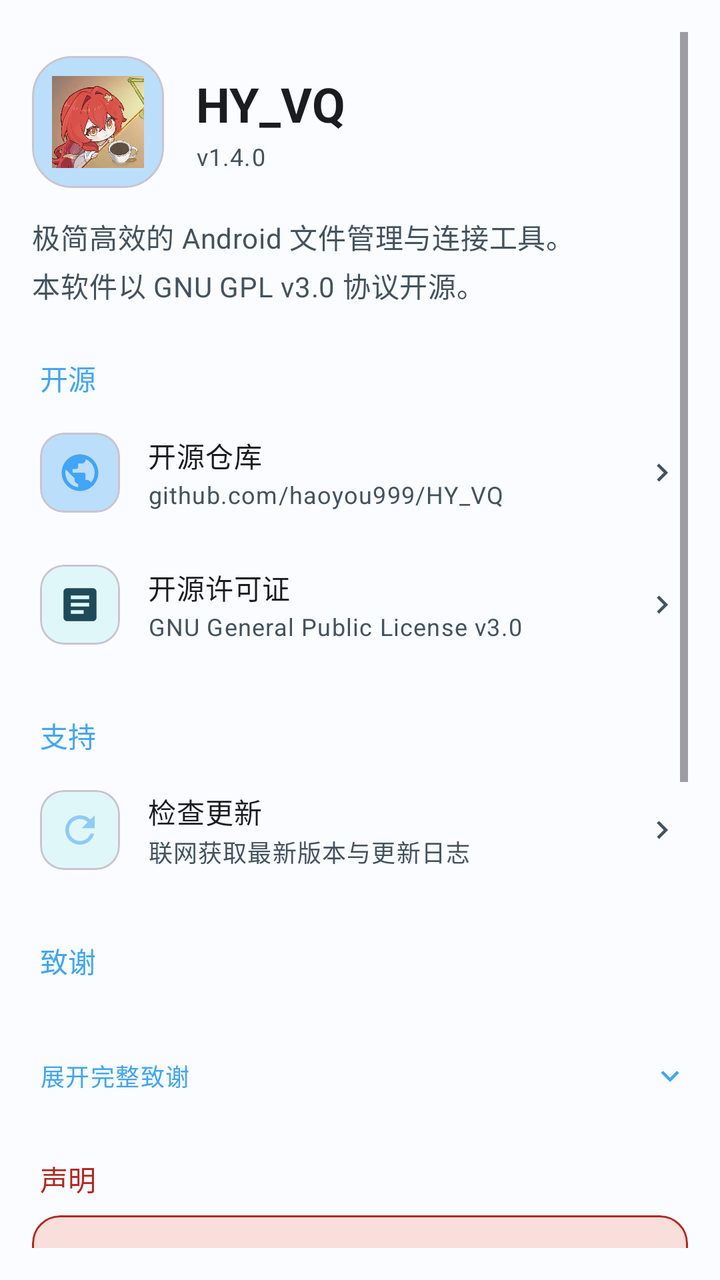
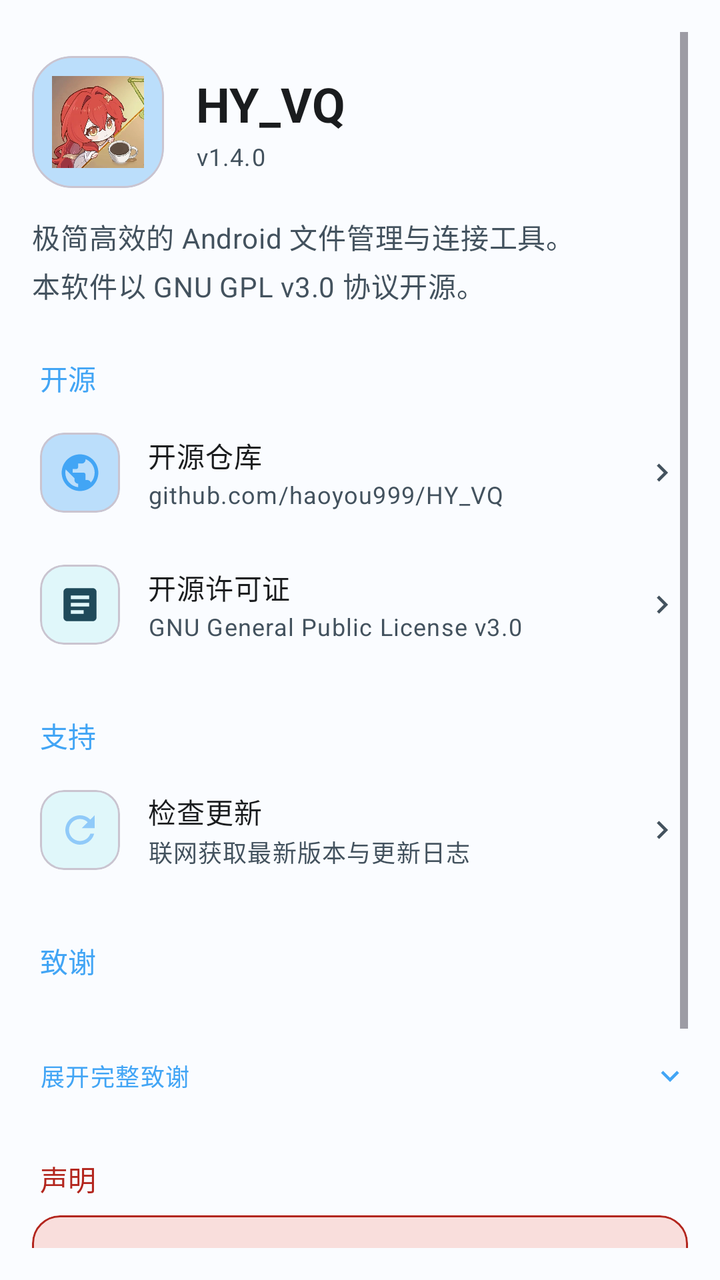

An Android layout rendered at two revisions. The XML below is the earlier revision; the diff shows what the commit changed to produce the second picture.
<!-- AndroidManifest.xml: application theme AppTheme -->
<!-- res/layout/fragment_about.xml -->
<?xml version="1.0" encoding="utf-8"?>
<ScrollView xmlns:android="http://schemas.android.com/apk/res/android"
    xmlns:app="http://schemas.android.com/apk/res-auto"
    android:layout_width="match_parent"
    android:layout_height="match_parent"
    android:background="?attr/colorSurface"
    android:padding="16dp">

    <LinearLayout
        android:id="@+id/about_content"
        android:layout_width="match_parent"
        android:layout_height="wrap_content"
        android:orientation="vertical">

        
        <LinearLayout
            android:layout_width="match_parent"
            android:layout_height="wrap_content"
            android:orientation="horizontal"
            android:gravity="center_vertical"
            android:layout_marginTop="12dp">

            <com.google.android.material.card.MaterialCardView
                android:layout_width="66dp"
                android:layout_height="66dp"
                app:cardCornerRadius="20dp"
                app:cardElevation="0dp"
                app:cardBackgroundColor="?attr/colorPrimaryContainer">
                <ImageView
                    android:layout_width="match_parent"
                    android:layout_height="match_parent"
                    android:src="@mipmap/ic_launcher"
                    android:contentDescription="HY_VQ"
                    android:padding="10dp" />
            </com.google.android.material.card.MaterialCardView>

            <LinearLayout
                android:layout_width="0dp"
                android:layout_height="wrap_content"
                android:layout_weight="1"
                android:layout_marginStart="16dp"
                android:orientation="vertical">

                <TextView
                    android:layout_width="wrap_content"
                    android:layout_height="wrap_content"
                    android:text="HY_VQ"
                    android:textAppearance="?attr/textAppearanceHeadlineSmall"
                    android:textStyle="bold"
                    android:textColor="?attr/colorOnSurface" />

                <TextView
                    android:id="@+id/tv_about_version"
                    android:layout_width="wrap_content"
                    android:layout_height="wrap_content"
                    android:layout_marginTop="2dp"
                    android:text="v1.4.0"
                    android:textAppearance="?attr/textAppearanceBodySmall"
                    android:textColor="?attr/colorOnSurfaceVariant" />
            </LinearLayout>
        </LinearLayout>

        <TextView
            android:layout_width="match_parent"
            android:layout_height="wrap_content"
            android:layout_marginTop="14dp"
            android:lineSpacingExtra="4dp"
            android:text="极简高效的 Android 文件管理与连接工具。\n本软件以 GNU GPL v3.0 协议开源。"
            android:textAppearance="?attr/textAppearanceBodyMedium"
            android:textColor="?attr/colorOnSurfaceVariant" />

        
        <TextView
            android:layout_width="wrap_content"
            android:layout_height="wrap_content"
            android:layout_marginTop="26dp"
            android:layout_marginBottom="4dp"
            android:layout_marginStart="4dp"
            android:text="开源"
            android:textAppearance="?attr/textAppearanceTitleSmall"
            android:textColor="?attr/colorPrimary" />

        <LinearLayout
            android:id="@+id/item_about_repo"
            android:layout_width="match_parent"
            android:layout_height="wrap_content"
            android:background="?attr/selectableItemBackground"
            android:clickable="true"
            android:focusable="true"
            android:gravity="center_vertical"
            android:paddingHorizontal="4dp"
            android:paddingVertical="13dp">

            <com.google.android.material.card.MaterialCardView
                android:layout_width="40dp" android:layout_height="40dp"
                app:cardCornerRadius="12dp" app:cardElevation="0dp"
                app:cardBackgroundColor="?attr/colorPrimaryContainer">
                <ImageView
                    android:layout_width="match_parent" android:layout_height="match_parent"
                    android:src="@drawable/ic_network"
                    android:contentDescription="开源仓库"
                    android:padding="9dp"
                    android:tint="?attr/colorPrimary" />
            </com.google.android.material.card.MaterialCardView>

            <LinearLayout
                android:layout_width="0dp" android:layout_height="wrap_content"
                android:layout_weight="1" android:layout_marginStart="14dp"
                android:orientation="vertical">
                <TextView
                    android:layout_width="wrap_content" android:layout_height="wrap_content"
                    android:text="开源仓库"
                    android:textAppearance="?attr/textAppearanceBodyMedium"
                    android:textColor="?attr/colorOnSurface" />
                <TextView
                    android:id="@+id/tv_about_repo"
                    android:layout_width="wrap_content" android:layout_height="wrap_content"
                    android:layout_marginTop="1dp"
                    android:text="github.com/haoyou999/HY_VQ"
                    android:textAppearance="?attr/textAppearanceBodySmall"
                    android:textColor="?attr/colorOnSurfaceVariant" />
            </LinearLayout>

            <ImageView
                android:layout_width="18dp" android:layout_height="18dp"
                android:src="@drawable/ic_chevron_right"
                android:contentDescription="打开" />
        </LinearLayout>

        <LinearLayout
            android:id="@+id/item_about_license"
            android:layout_width="match_parent"
            android:layout_height="wrap_content"
            android:background="?attr/selectableItemBackground"
            android:clickable="true"
            android:focusable="true"
            android:gravity="center_vertical"
            android:paddingHorizontal="4dp"
            android:paddingVertical="13dp">

            <com.google.android.material.card.MaterialCardView
                android:layout_width="40dp" android:layout_height="40dp"
                app:cardCornerRadius="12dp" app:cardElevation="0dp"
                app:cardBackgroundColor="?attr/colorSecondaryContainer">
                <ImageView
                    android:layout_width="match_parent" android:layout_height="match_parent"
                    android:src="@drawable/ic_doc"
                    android:contentDescription="开源许可证"
                    android:padding="9dp"
                    android:tint="?attr/colorOnSecondaryContainer" />
            </com.google.android.material.card.MaterialCardView>

            <LinearLayout
                android:layout_width="0dp" android:layout_height="wrap_content"
                android:layout_weight="1" android:layout_marginStart="14dp"
                android:orientation="vertical">
                <TextView
                    android:layout_width="wrap_content" android:layout_height="wrap_content"
                    android:text="开源许可证"
                    android:textAppearance="?attr/textAppearanceBodyMedium"
                    android:textColor="?attr/colorOnSurface" />
                <TextView
                    android:layout_width="wrap_content" android:layout_height="wrap_content"
                    android:layout_marginTop="1dp"
                    android:text="GNU General Public License v3.0"
                    android:textAppearance="?attr/textAppearanceBodySmall"
                    android:textColor="?attr/colorOnSurfaceVariant" />
            </LinearLayout>

            <ImageView
                android:layout_width="18dp" android:layout_height="18dp"
                android:src="@drawable/ic_chevron_right"
                android:contentDescription="查看" />
        </LinearLayout>

        
        <TextView
            android:layout_width="wrap_content"
            android:layout_height="wrap_content"
            android:layout_marginTop="22dp"
            android:layout_marginBottom="4dp"
            android:layout_marginStart="4dp"
            android:text="支持"
            android:textAppearance="?attr/textAppearanceTitleSmall"
            android:textColor="?attr/colorPrimary" />

        <LinearLayout
            android:id="@+id/item_about_changelog"
            android:layout_width="match_parent"
            android:layout_height="wrap_content"
            android:background="?attr/selectableItemBackground"
            android:clickable="true"
            android:focusable="true"
            android:gravity="center_vertical"
            android:paddingHorizontal="4dp"
            android:paddingVertical="13dp">

            <com.google.android.material.card.MaterialCardView
                android:layout_width="40dp" android:layout_height="40dp"
                app:cardCornerRadius="12dp" app:cardElevation="0dp"
                app:cardBackgroundColor="?attr/colorTertiaryContainer">
                <ImageView
                    android:layout_width="match_parent" android:layout_height="match_parent"
                    android:src="@drawable/ic_refresh"
                    android:contentDescription="检查更新"
                    android:padding="9dp"
                    android:tint="?attr/colorTertiary" />
            </com.google.android.material.card.MaterialCardView>

            <LinearLayout
                android:layout_width="0dp" android:layout_height="wrap_content"
                android:layout_weight="1" android:layout_marginStart="14dp"
                android:orientation="vertical">
                <TextView
                    android:layout_width="wrap_content" android:layout_height="wrap_content"
                    android:text="检查更新"
                    android:textAppearance="?attr/textAppearanceBodyMedium"
                    android:textColor="?attr/colorOnSurface" />
                <TextView
                    android:layout_width="wrap_content" android:layout_height="wrap_content"
                    android:layout_marginTop="1dp"
                    android:text="联网获取最新版本与更新日志"
                    android:textAppearance="?attr/textAppearanceBodySmall"
                    android:textColor="?attr/colorOnSurfaceVariant" />
            </LinearLayout>

            <ImageView
                android:layout_width="18dp" android:layout_height="18dp"
                android:src="@drawable/ic_chevron_right"
                android:contentDescription="检查" />
        </LinearLayout>

        
        <TextView
            android:layout_width="wrap_content"
            android:layout_height="wrap_content"
            android:layout_marginTop="22dp"
            android:layout_marginBottom="8dp"
            android:layout_marginStart="4dp"
            android:text="致谢"
            android:textAppearance="?attr/textAppearanceTitleSmall"
            android:textColor="?attr/colorPrimary" />

        <TextView
            android:id="@+id/tv_about_credits"
            android:layout_width="match_parent"
            android:layout_height="wrap_content"
            android:layout_marginStart="4dp"
            android:lineSpacingExtra="5dp"
            android:textAppearance="?attr/textAppearanceBodySmall"
            android:textColor="?attr/colorOnSurfaceVariant" />

        
        <LinearLayout
            android:id="@+id/box_about_credits_more"
            android:layout_width="match_parent"
            android:layout_height="wrap_content"
            android:layout_marginStart="4dp"
            android:layout_marginTop="2dp"
            android:orientation="vertical"
            android:visibility="gone">

            <TextView
                android:id="@+id/tv_about_credits_more"
                android:layout_width="match_parent"
                android:layout_height="wrap_content"
                android:lineSpacingExtra="5dp"
                android:textAppearance="?attr/textAppearanceBodySmall"
                android:textColor="?attr/colorOnSurfaceVariant" />
        </LinearLayout>

        
        <LinearLayout
            android:id="@+id/row_about_credits_toggle"
            android:layout_width="match_parent"
            android:layout_height="wrap_content"
            android:layout_marginTop="6dp"
            android:background="?attr/selectableItemBackground"
            android:clickable="true"
            android:focusable="true"
            android:gravity="center_vertical"
            android:orientation="horizontal"
            android:paddingVertical="8dp">

            <TextView
                android:id="@+id/tv_about_credits_toggle"
                android:layout_width="0dp"
                android:layout_height="wrap_content"
                android:layout_weight="1"
                android:layout_marginStart="4dp"
                android:text="展开完整致谢"
                android:textAppearance="?attr/textAppearanceLabelMedium"
                android:textColor="?attr/colorPrimary" />

            <ImageView
                android:id="@+id/iv_about_credits_arrow"
                android:layout_width="18dp"
                android:layout_height="18dp"
                android:src="@drawable/ic_expand_more"
                android:contentDescription="展开"
                android:tint="?attr/colorPrimary" />
        </LinearLayout>

        
        
        <TextView
            android:layout_width="wrap_content"
            android:layout_height="wrap_content"
            android:layout_marginTop="24dp"
            android:layout_marginBottom="8dp"
            android:layout_marginStart="4dp"
            android:text="声明"
            android:textAppearance="?attr/textAppearanceTitleSmall"
            android:textColor="?attr/colorError" />

        <com.google.android.material.card.MaterialCardView
            android:layout_width="match_parent"
            android:layout_height="wrap_content"
            app:cardCornerRadius="14dp"
            app:cardElevation="0dp"
            app:strokeWidth="1dp"
            app:strokeColor="?attr/colorError"
            app:cardBackgroundColor="?attr/colorErrorContainer">

            <TextView
                android:id="@+id/tv_about_disclaimer"
                android:layout_width="match_parent"
                android:layout_height="wrap_content"
                android:padding="14dp"
                android:lineSpacingExtra="4dp"
                android:textAppearance="?attr/textAppearanceBodySmall"
                android:textColor="?attr/colorOnErrorContainer" />
        </com.google.android.material.card.MaterialCardView>


        <com.google.android.material.card.MaterialCardView
            android:layout_width="match_parent"
            android:layout_height="wrap_content"
            android:layout_marginTop="24dp"
            app:cardCornerRadius="14dp"
            app:cardElevation="0dp"
            app:strokeWidth="1dp"
            app:strokeColor="?attr/colorOutlineVariant"
            app:cardBackgroundColor="?attr/colorSurfaceContainerLow">

            <LinearLayout
                android:layout_width="match_parent"
                android:layout_height="wrap_content"
                android:orientation="vertical"
                android:gravity="center_horizontal"
                android:padding="16dp">

                <TextView
                    android:layout_width="wrap_content"
                    android:layout_height="wrap_content"
                    android:text="支持开发"
                    android:textAppearance="?attr/textAppearanceTitleSmall"
                    android:textColor="?attr/colorOnSurface"
                    android:textStyle="bold" />

                <TextView
                    android:id="@+id/tv_donate_note"
                    android:layout_width="match_parent"
                    android:layout_height="wrap_content"
                    android:layout_marginTop="6dp"
                    android:gravity="center"
                    android:lineSpacingExtra="2dp"
                    android:text="本软件完全免费、无广告。如果它帮到了你，可自愿扫码支持——不影响任何功能。"
                    android:textAppearance="?attr/textAppearanceCaption"
                    android:textColor="?attr/colorOnSurfaceVariant" />

                <ImageView
                    android:id="@+id/iv_donate_qr"
                    android:layout_width="190dp"
                    android:layout_height="190dp"
                    android:layout_marginTop="12dp"
                    android:src="@drawable/wechat_donate"
                    android:contentDescription="微信收款码"
                    android:scaleType="fitCenter" />
            </LinearLayout>
        </com.google.android.material.card.MaterialCardView>


        <TextView
            android:id="@+id/tv_about_copyright"
            android:layout_width="match_parent"
            android:layout_height="wrap_content"
            android:layout_marginTop="28dp"
            android:layout_marginBottom="20dp"
            android:gravity="center"
            android:lineSpacingExtra="3dp"
            android:textAppearance="?attr/textAppearanceBodySmall"
            android:textColor="?attr/colorOnSurfaceVariant" />

    </LinearLayout>
</ScrollView>
<!-- resources referenced by this layout -->
<resources>
  <!-- drawable ic_chevron_right (drawable) -->
  <?xml version="1.0" encoding="utf-8"?>
  <vector xmlns:android="http://schemas.android.com/apk/res/android"
      android:width="24dp"
      android:height="24dp"
      android:viewportWidth="24"
      android:viewportHeight="24"
      android:tint="?attr/colorOnSurfaceVariant">
      <path
          android:fillColor="@android:color/white"
          android:pathData="M10,6L8.59,7.41 13.17,12l-4.58,4.59L10,18l6,-6z" />
  </vector>
  <!-- drawable ic_doc (drawable) -->
  <?xml version="1.0" encoding="utf-8"?>
  <vector xmlns:android="http://schemas.android.com/apk/res/android"
      android:width="24dp"
      android:height="24dp"
      android:viewportWidth="24"
      android:viewportHeight="24">
      <path
          android:fillColor="#FF000000"
          android:pathData="M19,3H5C3.9,3 3,3.9 3,5V19C3,20.1 3.9,21 5,21H19C20.1,21 21,20.1 21,19V5C21,3.9 20.1,3 19,3ZM14,17H7V15H14V17ZM17,13H7V11H17V13ZM17,9H7V7H17V9Z" />
  </vector>
  <!-- drawable ic_expand_more (drawable) -->
  <?xml version="1.0" encoding="utf-8"?>
  <vector xmlns:android="http://schemas.android.com/apk/res/android"
      android:width="24dp" android:height="24dp"
      android:viewportWidth="24" android:viewportHeight="24">
      <path android:fillColor="#FF000000"
          android:pathData="M16.59,8.59L12,13.17 7.41,8.59 6,10l6,6 6,-6z" />
  </vector>
  <!-- drawable wechat_donate: png bitmap (drawable-nodpi, 138477 bytes) -->
  <style name="AppTheme" parent="Base.AppTheme" />
  <color name="glass_light_40">#66FEFCFC</color>
  <color name="glass_light_50">#80FEFCFC</color>
  <!-- drawable bg_window_gradient (drawable) -->
  <?xml version="1.0" encoding="utf-8"?>
  <shape xmlns:android="http://schemas.android.com/apk/res/android"
      android:shape="rectangle">
      <gradient
          android:type="linear"
          android:startColor="@color/gradient_soft_start"
          android:endColor="@color/gradient_soft_end"
          android:angle="135" />
  </shape>
  <color name="primary">#42A5F5</color>
  <color name="on_primary">#FFFFFF</color>
  <color name="primary_container">#BBDEFB</color>
  <color name="surface">#FAFCFF</color>
  <color name="on_surface">#1A1C1E</color>
  <color name="surface_variant">#DCE9F5</color>
  <color name="on_surface_variant">#43525E</color>
  <color name="error">#B3261E</color>
  <color name="on_error">#FFFFFF</color>
  <color name="error_container">#F9DEDC</color>
  <color name="on_error_container">#410E0B</color>
  <color name="surface_container_low">#F7FBFF</color>
  <color name="on_primary_container">#1B3A5C</color>
  <color name="surface_container">#F1F8FD</color>
  <color name="surface_container_high">#E8F2FB</color>
  <color name="surface_container_highest">#E0EDF8</color>
  <color name="tertiary">#90CAF9</color>
  <color name="on_tertiary">#1B3A5C</color>
  <color name="tertiary_container">#E0F7FA</color>
  <color name="on_tertiary_container">#1F4A5A</color>
  <color name="outline">#79747E</color>
  <color name="outline_variant">#CAC4D0</color>
  <color name="secondary">#64B5F6</color>
  <color name="on_secondary">#FFFFFF</color>
  <color name="secondary_container">#E0F7FA</color>
  <color name="on_secondary_container">#1F4A5A</color>
  <style name="ShapeAppearance.Small" parent="ShapeAppearance.Material3.SmallComponent">
          <item name="cornerFamily">rounded</item>
          <item name="cornerSize">12dp</item>
      </style>
  <style name="ShapeAppearance.Medium" parent="ShapeAppearance.Material3.MediumComponent">
          <item name="cornerFamily">rounded</item>
          <item name="cornerSize">18dp</item>
      </style>
  <style name="ShapeAppearance.Large" parent="ShapeAppearance.Material3.LargeComponent">
          <item name="cornerFamily">rounded</item>
          <item name="cornerSize">28dp</item>
      </style>
  <color name="gradient_soft_start">#E0F7FA</color>
  <color name="gradient_soft_end">#E3F2FD</color>
  <!-- unchanged entries left out for length: 4 -->
</resources>

<!-- the commit's change to res/layout/fragment_about.xml (unified diff, before → after) -->
@@ -333,52 +333,17 @@
         </com.google.android.material.card.MaterialCardView>
 
 
-        <com.google.android.material.card.MaterialCardView
-            android:layout_width="match_parent"
-            android:layout_height="wrap_content"
+        <com.google.android.material.button.MaterialButton
+            android:id="@+id/btn_support_dev"
+            style="@style/Widget.Material3.Button.OutlinedButton"
+            android:layout_width="wrap_content"
+            android:layout_height="wrap_content"
+            android:layout_gravity="center_horizontal"
             android:layout_marginTop="24dp"
-            app:cardCornerRadius="14dp"
-            app:cardElevation="0dp"
-            app:strokeWidth="1dp"
-            app:strokeColor="?attr/colorOutlineVariant"
-            app:cardBackgroundColor="?attr/colorSurfaceContainerLow">
-
-            <LinearLayout
-                android:layout_width="match_parent"
-                android:layout_height="wrap_content"
-                android:orientation="vertical"
-                android:gravity="center_horizontal"
-                android:padding="16dp">
-
-                <TextView
-                    android:layout_width="wrap_content"
-                    android:layout_height="wrap_content"
-                    android:text="支持开发"
-                    android:textAppearance="?attr/textAppearanceTitleSmall"
-                    android:textColor="?attr/colorOnSurface"
-                    android:textStyle="bold" />
-
-                <TextView
-                    android:id="@+id/tv_donate_note"
-                    android:layout_width="match_parent"
-                    android:layout_height="wrap_content"
-                    android:layout_marginTop="6dp"
-                    android:gravity="center"
-                    android:lineSpacingExtra="2dp"
-                    android:text="本软件完全免费、无广告。如果它帮到了你，可自愿扫码支持——不影响任何功能。"
-                    android:textAppearance="?attr/textAppearanceCaption"
-                    android:textColor="?attr/colorOnSurfaceVariant" />
-
-                <ImageView
-                    android:id="@+id/iv_donate_qr"
-                    android:layout_width="190dp"
-                    android:layout_height="190dp"
-                    android:layout_marginTop="12dp"
-                    android:src="@drawable/wechat_donate"
-                    android:contentDescription="微信收款码"
-                    android:scaleType="fitCenter" />
-            </LinearLayout>
-        </com.google.android.material.card.MaterialCardView>
+            android:minHeight="40dp"
+            android:text="支持开发"
+            android:textColor="?attr/colorOnSurfaceVariant"
+            app:strokeColor="?attr/colorOutlineVariant" />
 
 
         <TextView
<!-- resource entries referenced after the edit -->
@@ -31,7 +31,6 @@
       <path android:fillColor="#FF000000"
           android:pathData="M16.59,8.59L12,13.17 7.41,8.59 6,10l6,6 6,-6z" />
   </vector>
-  <!-- drawable wechat_donate: png bitmap (drawable-nodpi, 138477 bytes) -->
   <style name="AppTheme" parent="Base.AppTheme" />
   <color name="glass_light_40">#66FEFCFC</color>
   <color name="glass_light_50">#80FEFCFC</color>
